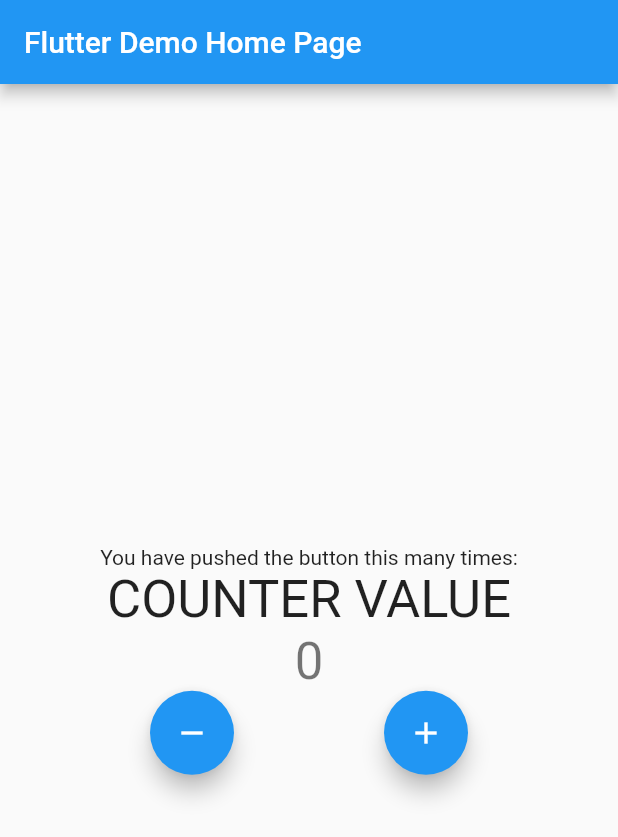
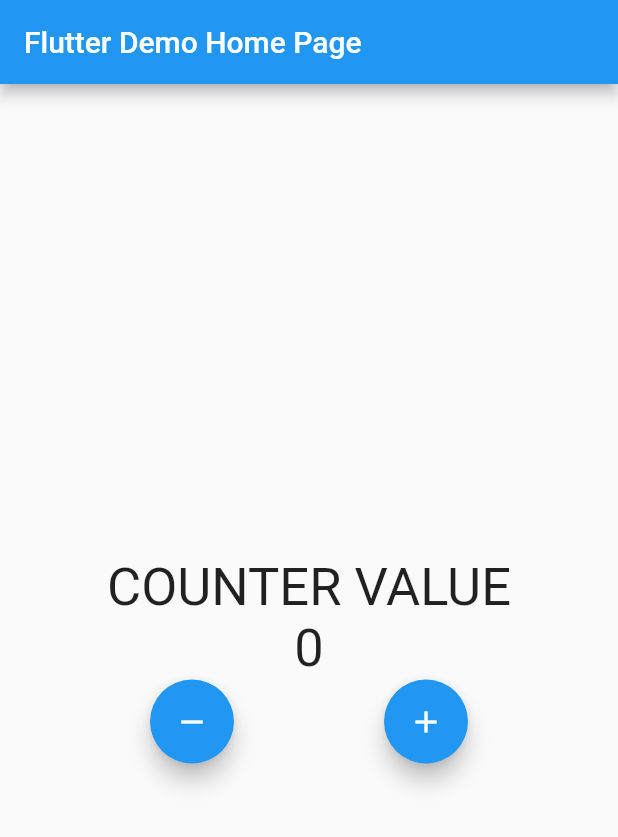
Before and after one commit to ElieBamunoba/counter-app, a Flutter app: the screen it shows after launch, on a phone screen of 412 x 824 dp. Shown: the top 837 px of the screen. Run offline on Flutter 3.47's test engine with Material 2 defaults, Android fonts, the phone set to English and light mode, and no system bars; our stand-ins replace bloc, flutter_bloc.

```diff
--- a/lib/main.dart
+++ b/lib/main.dart
@@ -35,14 +35,6 @@ class MyHomePage extends StatefulWidget {
 }
 
 class _MyHomePageState extends State<MyHomePage> {
-  int _counter = 0;
-
-  void _incrementCounter() {
-    setState(() {
-      _counter++;
-    });
-  }
-
   @override
   Widget build(BuildContext context) {
     return Scaffold(
@@ -54,15 +46,16 @@ class _MyHomePageState extends State<MyHomePage> {
           mainAxisAlignment: MainAxisAlignment.center,
           children: <Widget>[
             const Text(
-              'You have pushed the button this many times:',
-            ),
-            const Text(
               'COUNTER VALUE',
               style: TextStyle(fontSize: 35),
             ),
-            Text(
-              '$_counter',
-              style: Theme.of(context).textTheme.headline4,
+            BlocBuilder<CounterCubit, CounterState>(
+              builder: (context, state) {
+                return Text(
+                  '${state.counterValue}',
+                  style: const TextStyle(fontSize: 35),
+                );
+              },
             ),
             Row(
               mainAxisAlignment: MainAxisAlignment.spaceEvenly,
```
